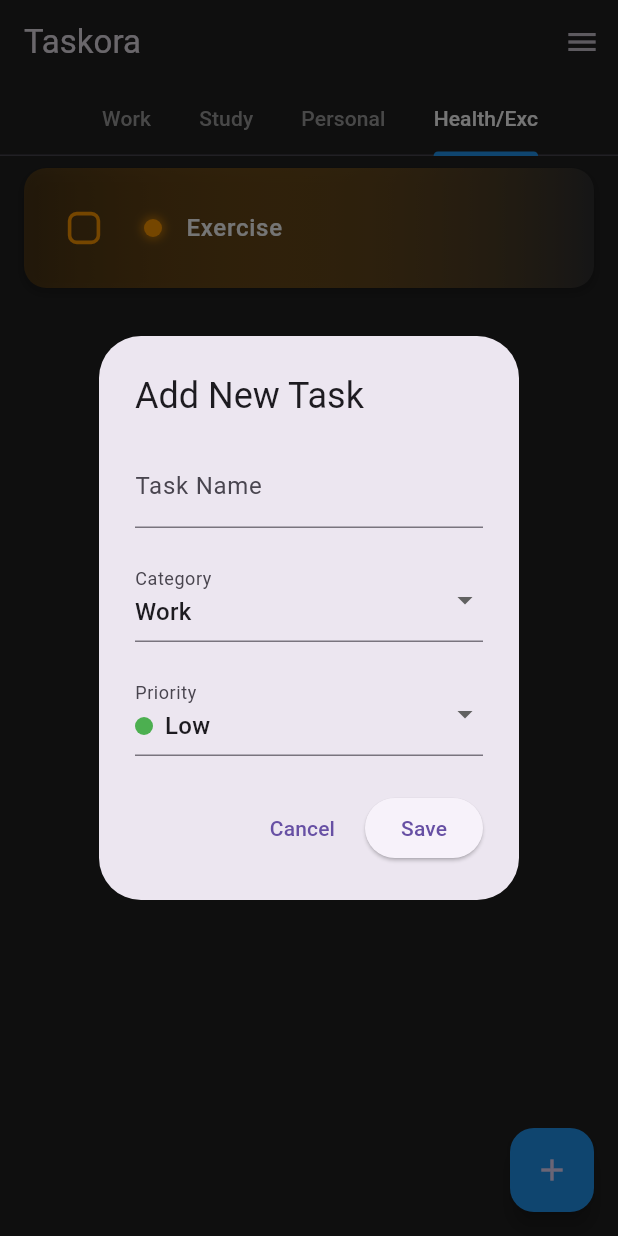
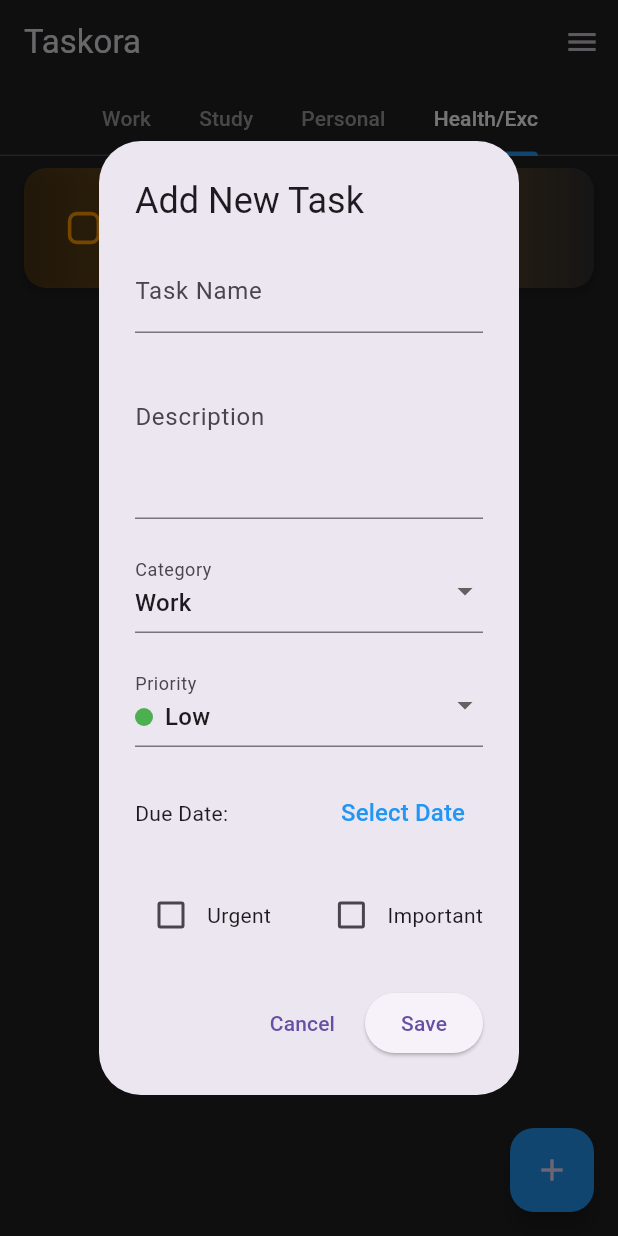
Before and after one commit to shresthasameerman/to_do_app, a Flutter app: the screen it shows after launch, tab 4 chosen, after a tap on the "add" icon, on a phone screen of 412 x 824 dp. Run offline on Flutter 3.47's test engine with Material 3 defaults, Android fonts, the phone set to English and light mode, and no system bars; drawn by our look-alikes of flutter_slidable; our stand-ins replace flutter_local_notifications, hive_flutter, image_picker; accounts and stored records are empty.

Commit message:
version 6.8th for to_do_app

```diff
--- a/lib/Pages/home_page.dart
+++ b/lib/Pages/home_page.dart
@@ -1,12 +1,10 @@
 import 'package:flutter/material.dart';
-import 'package:flutter/cupertino.dart';
 import 'package:hive_flutter/hive_flutter.dart';
 import 'package:to_do_app/Utils/dialog_box.dart';
 import 'package:to_do_app/Utils/todo_tile.dart';
 import 'package:to_do_app/Pages/profile_page.dart';
 import 'dart:io';
 
-// Priority Enum
 enum Priority {
   low(color: Colors.green),
   medium(color: Colors.orange),
@@ -15,10 +13,8 @@ enum Priority {
   final Color color;
   const Priority({required this.color});
 
-  // Convert to string representation
   String get displayName => name.capitalizeFirstLetter();
 
-  // Convert to/from string for Hive storage
   static Priority fromString(String priorityString) {
     return Priority.values.firstWhere(
           (priority) => priority.name == priorityString,
@@ -27,7 +23,6 @@ enum Priority {
   }
 }
 
-// Extension to capitalize first letter
 extension StringExtension on String {
   String capitalizeFirstLetter() {
     return "${this[0].toUpperCase()}${substring(1)}";
@@ -43,6 +38,7 @@ class HomePage extends StatefulWidget {
 
 class _HomePageState extends State<HomePage> {
   final _controller = TextEditingController();
+  final _descriptionController = TextEditingController();
   String _selectedCategory = 'Work';
   Priority _selectedPriority = Priority.low;
   bool _isDarkMode = true;
@@ -51,7 +47,6 @@ class _HomePageState extends State<HomePage> {
   final List<String> categories = ['Work', 'Study', 'Personal', 'Health/Exc'];
   final List<Priority> priorities = Priority.values;
 
-  // User data
   String userName = "User Name";
   String? profileImagePath;
 
@@ -73,14 +68,23 @@ class _HomePageState extends State<HomePage> {
 
   void _createInitialData() {
     toDoList = [
-      ["Watch tutorial", false, "Study", "low"],
-      ["Exercise", false, "Health/Exc", "medium"],
+      ["Watch tutorial", false, "Study", "low", "Learn about Flutter basics."],
+      ["Exercise", false, "Health/Exc", "medium", "Morning workout routine."],
     ];
     _myBox.put("TODOLIST", toDoList);
   }
 
   void _loadData() {
     toDoList = _myBox.get("TODOLIST");
+    _sortTasksByPriority();
+  }
+
+  void _sortTasksByPriority() {
+    toDoList.sort((a, b) {
+      Priority priorityA = Priority.fromString(a[3]);
+      Priority priorityB = Priority.fromString(b[3]);
+      return priorityB.index.compareTo(priorityA.index); // High to Low
+    });
   }
 
   void _loadThemePreference() {
@@ -126,12 +130,12 @@ class _HomePageState extends State<HomePage> {
       context,
       MaterialPageRoute(builder: (context) => const ProfilePage()),
     ).then((_) {
-      // Refresh user data when returning from profile page
       _loadUserData();
     });
   }
 
   void _updateDatabase() {
+    _sortTasksByPriority();
     _myBox.put("TODOLIST", toDoList);
   }
 
@@ -149,8 +153,10 @@ class _HomePageState extends State<HomePage> {
         false,
         _selectedCategory,
         _selectedPriority.name,
+        _descriptionController.text,
       ]);
       _controller.clear();
+      _descriptionController.clear();
       _updateDatabase();
     });
     Navigator.of(context).pop();
@@ -164,6 +170,7 @@ class _HomePageState extends State<HomePage> {
       builder: (context) {
         return DialogBox(
           controller: _controller,
+          descriptionController: _descriptionController,
           onSave: saveNewTask,
           onCancel: () => Navigator.of(context).pop(),
           categories: categories,
@@ -195,16 +202,15 @@ class _HomePageState extends State<HomePage> {
     });
   }
 
-  // Updated to match expected function signature
-  void editTask(int index, String newText, Color newColor) {
+  void editTask(int index, String newText, String newDescription, Color newColor) {
     setState(() {
       Priority newPriority = Priority.values.firstWhere(
             (p) => p.color == newColor,
         orElse: () => Priority.low,
       );
-
       toDoList[index][0] = newText;
       toDoList[index][3] = newPriority.name;
+      toDoList[index][4] = newDescription;
       _updateDatabase();
     });
   }
@@ -212,7 +218,77 @@ class _HomePageState extends State<HomePage> {
   @override
   void dispose() {
     _controller.dispose();
+    _descriptionController.dispose();
     super.dispose();
+  }
+
+  Widget _buildTaskView(Map<String, List> categorizedTasks) {
+    return DefaultTabController(
+      length: categories.length,
+      child: Column(
+        children: [
+          Material(
+            color: _isDarkMode ? Colors.grey[900] : Colors.white,
+            child: TabBar(
+              isScrollable: true,
+              indicatorColor: Colors.blue,
+              labelColor: _isDarkMode ? Colors.white : Colors.blue,
+              unselectedLabelColor: _isDarkMode ? Colors.grey : Colors.grey[700],
+              tabs: categories.map((category) => Tab(text: category)).toList(),
+            ),
+          ),
+          Expanded(
+            child: TabBarView(
+              children: categories.map((category) {
+                final categoryTasks = (categorizedTasks[category] ?? [])
+                  ..sort((a, b) {
+                    Priority priorityA = Priority.fromString(a[3]);
+                    Priority priorityB = Priority.fromString(b[3]);
+                    return priorityB.index.compareTo(priorityA.index); // High to Low
+                  });
+
+                return categoryTasks.isEmpty
+                    ? Center(
+                  child: Text(
+                    'No tasks in this category',
+                    style: TextStyle(
+                      color: _isDarkMode ? Colors.white54 : Colors.black54,
+                    ),
+                  ),
+                )
+                    : ListView.builder(
+                  itemCount: categoryTasks.length,
+                  itemBuilder: (context, index) {
+                    return ToDoTile(
+                      taskName: categoryTasks[index][0],
+                      taskDescription: categoryTasks[index][4],
+                      taskCompleted: categoryTasks[index][1],
+                      priorityColor: Priority.values.firstWhere(
+                            (p) => p.name == categoryTasks[index][3],
+                        orElse: () => Priority.low,
+                      ).color,
+                      onChanged: (value) {
+                        int originalIndex = toDoList.indexOf(categoryTasks[index]);
+                        checkBoxChanged(value ?? false, originalIndex);
+                      },
+                      deleteFunction: (context) {
+                        int originalIndex = toDoList.indexOf(categoryTasks[index]);
+                        deleteTask(originalIndex);
+                      },
+                      isDarkMode: _isDarkMode,
+                      onEdit: (newText, newDescription, newColor) {
+                        int originalIndex = toDoList.indexOf(categoryTasks[index]);
+                        editTask(originalIndex, newText, newDescription, newColor);
+                      },
+                    );
+                  },
+                );
+              }).toList(),
+            ),
+          ),
+        ],
+      ),
+    );
   }
 
   @override
@@ -234,7 +310,6 @@ class _HomePageState extends State<HomePage> {
       ),
     );
 
-    // Organize tasks by category
     Map<String, List> categorizedTasks = {};
     for (var category in categories) {
       categorizedTasks[category] = toDoList.where((task) => task[2] == category).toList();
@@ -359,67 +434,4 @@ class _HomePageState extends State<HomePage> {
       ),
     );
   }
-
-  Widget _buildTaskView(Map<String, List> categorizedTasks) {
-    return DefaultTabController(
-      length: categories.length,
-      child: Column(
-        children: [
-          Material(
-            color: _isDarkMode ? Colors.grey[900] : Colors.white,
-            child: TabBar(
-              isScrollable: true,
-              indicatorColor: Colors.blue,
-              labelColor: _isDarkMode ? Colors.white : Colors.blue,
-              unselectedLabelColor: _isDarkMode ? Colors.grey : Colors.grey[700],
-              tabs: categories.map((category) => Tab(text: category)).toList(),
-            ),
-          ),
-          Expanded(
-            child: TabBarView(
-              children: categories.map((category) {
-                final categoryTasks = categorizedTasks[category] ?? [];
-                return categoryTasks.isEmpty
-                    ? Center(
-                  child: Text(
-                    'No tasks in this category',
-                    style: TextStyle(
-                      color: _isDarkMode ? Colors.white54 : Colors.black54,
-                    ),
-                  ),
-                )
-                    : ListView.builder(
-                  itemCount: categoryTasks.length,
-                  itemBuilder: (context, index) {
-                    return ToDoTile(
-                      taskName: categoryTasks[index][0],
-                      taskCompleted: categoryTasks[index][1],
-                      priorityColor: Priority.values.firstWhere(
-                            (p) => p.name == categoryTasks[index][3],
-                        orElse: () => Priority.low,
-                      ).color,
-                      onChanged: (value) {
-                        int originalIndex = toDoList.indexOf(categoryTasks[index]);
-                        checkBoxChanged(value ?? false, originalIndex);
-                      },
-                      deleteFunction: (context) {
-                        int originalIndex = toDoList.indexOf(categoryTasks[index]);
-                        deleteTask(originalIndex);
-                      },
-                      isDarkMode: _isDarkMode,
-                      onEdit: (newText, newColor) {  // Updated to match expected function signature
-                        int originalIndex = toDoList.indexOf(categoryTasks[index]);
-                        editTask(originalIndex, newText, newColor);
-                      },
-                      // No reminder time parameter
-                    );
-                  },
-                );
-              }).toList(),
-            ),
-          ),
-        ],
-      ),
-    );
-  }
 }
--- a/lib/Utils/dialog_box.dart
+++ b/lib/Utils/dialog_box.dart
@@ -1,7 +1,9 @@
 import 'package:flutter/material.dart';
+import 'package:intl/intl.dart'; // For date formatting
 
-class DialogBox extends StatelessWidget {
+class DialogBox extends StatefulWidget {
   final TextEditingController controller;
+  final TextEditingController descriptionController; // Added for description
   final VoidCallback onSave;
   final VoidCallback onCancel;
   final List<String> categories;
@@ -14,6 +16,7 @@ class DialogBox extends StatelessWidget {
   const DialogBox({
     Key? key,
     required this.controller,
+    required this.descriptionController,
     required this.onSave,
     required this.onCancel,
     required this.categories,
@@ -25,33 +28,59 @@ class DialogBox extends StatelessWidget {
   }) : super(key: key);
 
   @override
+  State<DialogBox> createState() => _DialogBoxState();
+}
+
+class _DialogBoxState extends State<DialogBox> {
+  DateTime? _selectedDueDate; // Added for task due date
+  bool _isUrgent = false; // Added for urgency
+  bool _isImportant = false; // Added for importance
+
+  @override
   Widget build(BuildContext context) {
     return AlertDialog(
       title: const Text('Add New Task'),
-      content: Column(
+      content: SingleChildScrollView(
+        child: Column(
           mainAxisSize: MainAxisSize.min,
           children: [
+            // Task Name
             TextField(
-            controller: controller,
+              controller: widget.controller,
               decoration: const InputDecoration(labelText: 'Task Name'),
             ),
             const SizedBox(height: 20),
+
+            // Task Description
+            TextField(
+              controller: widget.descriptionController,
+              maxLines: 3,
+              decoration: const InputDecoration(
+                labelText: 'Description',
+                alignLabelWithHint: true,
+              ),
+            ),
+            const SizedBox(height: 20),
+
+            // Category Dropdown
             DropdownButtonFormField<String>(
               decoration: const InputDecoration(labelText: 'Category'),
-            value: selectedCategory,
-            items: categories.map((String category) {
+              value: widget.selectedCategory,
+              items: widget.categories.map((String category) {
                 return DropdownMenuItem<String>(
                   value: category,
                   child: Text(category),
                 );
               }).toList(),
-            onChanged: onCategoryChanged,
+              onChanged: widget.onCategoryChanged,
             ),
             const SizedBox(height: 20),
+
+            // Priority Dropdown
             DropdownButtonFormField<String>(
               decoration: const InputDecoration(labelText: 'Priority'),
-            value: selectedPriority,
-            items: priorities.map((String priority) {
+              value: widget.selectedPriority,
+              items: widget.priorities.map((String priority) {
                 Color priorityColor;
                 switch (priority) {
                   case 'high':
@@ -61,8 +90,6 @@ class DialogBox extends StatelessWidget {
                     priorityColor = Colors.orange;
                     break;
                   case 'low':
-                  priorityColor = Colors.green;
-                  break;
                   default:
                     priorityColor = Colors.green;
                 }
@@ -84,18 +111,96 @@ class DialogBox extends StatelessWidget {
                   ),
                 );
               }).toList(),
-            onChanged: onPriorityChanged,
+              onChanged: widget.onPriorityChanged,
+            ),
+            const SizedBox(height: 20),
+
+            // Due Date Picker
+            Row(
+              mainAxisAlignment: MainAxisAlignment.spaceBetween,
+              children: [
+                const Text("Due Date:"),
+                TextButton(
+                  onPressed: () async {
+                    final pickedDate = await showDatePicker(
+                      context: context,
+                      initialDate: DateTime.now(),
+                      firstDate: DateTime.now(),
+                      lastDate: DateTime(2100),
+                    );
+                    setState(() {
+                      _selectedDueDate = pickedDate;
+                    });
+                  },
+                  child: Text(
+                    _selectedDueDate == null
+                        ? "Select Date"
+                        : DateFormat('yyyy-MM-dd').format(_selectedDueDate!),
+                    style: TextStyle(
+                      fontSize: 16,
+                      color: _selectedDueDate == null
+                          ? Colors.blue
+                          : Colors.black,
+                    ),
+                  ),
                 ),
               ],
             ),
+            const SizedBox(height: 20),
+
+            // Urgency and Importance Toggles
+            Row(
+              mainAxisAlignment: MainAxisAlignment.spaceBetween,
+              children: [
+                Row(
+                  children: [
+                    Checkbox(
+                      value: _isUrgent,
+                      onChanged: (value) {
+                        setState(() {
+                          _isUrgent = value!;
+                        });
+                      },
+                    ),
+                    const Text("Urgent"),
+                  ],
+                ),
+                Row(
+                  children: [
+                    Checkbox(
+                      value: _isImportant,
+                      onChanged: (value) {
+                        setState(() {
+                          _isImportant = value!;
+                        });
+                      },
+                    ),
+                    const Text("Important"),
+                  ],
+                ),
+              ],
+            ),
+          ],
+        ),
+      ),
       actions: [
-        TextButton(onPressed: onCancel, child: const Text('Cancel')),
-        ElevatedButton(onPressed: onSave, child: const Text('Save')),
+        TextButton(
+          onPressed: widget.onCancel,
+          child: const Text('Cancel'),
+        ),
+        ElevatedButton(
+          onPressed: () {
+            Navigator.of(context).pop();
+            widget.onSave();
+          },
+          child: const Text('Save'),
+        ),
       ],
     );
   }
 }
 
+// Extension to capitalize the first letter of a string
 extension StringExtension on String {
   String capitalize() {
     return "${this[0].toUpperCase()}${substring(1)}";
--- a/lib/Utils/todo_tile.dart
+++ b/lib/Utils/todo_tile.dart
@@ -3,22 +3,24 @@ import 'package:flutter_slidable/flutter_slidable.dart';
 
 class ToDoTile extends StatefulWidget {
   final String taskName;
+  final String taskDescription; // New field for description
   final bool taskCompleted;
   final Color priorityColor;
   final Function(bool?)? onChanged;
   final Function(BuildContext)? deleteFunction;
   final bool isDarkMode;
-  final Function(String, Color) onEdit;
+  final Function(String, String, Color) onEdit; // Updated for description
 
   const ToDoTile({
     super.key,
     required this.taskName,
+    required this.taskDescription, // New required field
     required this.taskCompleted,
     required this.priorityColor,
     required this.onChanged,
     required this.deleteFunction,
     required this.isDarkMode,
-    required this.onEdit,
+    required this.onEdit, // Updated for description
   });
 
   @override
@@ -26,19 +28,23 @@ class ToDoTile extends StatefulWidget {
 }
 
 class _ToDoTileState extends State<ToDoTile> {
+  bool _isExpanded = false; // State to manage expansion
   late TextEditingController _editController;
+  late TextEditingController _descriptionEditController; // Controller for editing description
   late Color _currentPriorityColor;
 
   @override
   void initState() {
     super.initState();
     _editController = TextEditingController(text: widget.taskName);
+    _descriptionEditController = TextEditingController(text: widget.taskDescription);
     _currentPriorityColor = widget.priorityColor;
   }
 
   @override
   void dispose() {
     _editController.dispose();
+    _descriptionEditController.dispose();
     super.dispose();
   }
 
@@ -61,6 +67,26 @@ class _ToDoTileState extends State<ToDoTile> {
                 controller: _editController,
                 autofocus: true,
                 decoration: InputDecoration(
+                  labelText: 'Task Name',
+                  border: OutlineInputBorder(
+                    borderRadius: BorderRadius.circular(10),
+                  ),
+                  focusedBorder: OutlineInputBorder(
+                    borderSide: BorderSide(color: _currentPriorityColor),
+                    borderRadius: BorderRadius.circular(10),
+                  ),
+                ),
+                style: TextStyle(
+                  color: widget.isDarkMode ? Colors.white : Colors.black,
+                ),
+              ),
+              const SizedBox(height: 10),
+              TextField(
+                controller: _descriptionEditController, // For editing description
+                maxLines: 3,
+                decoration: InputDecoration(
+                  labelText: 'Description',
+                  alignLabelWithHint: true,
                   border: OutlineInputBorder(
                     borderRadius: BorderRadius.circular(10),
                   ),
@@ -103,7 +129,11 @@ class _ToDoTileState extends State<ToDoTile> {
             ),
             TextButton(
               onPressed: () {
-                widget.onEdit(_editController.text, _currentPriorityColor);
+                widget.onEdit(
+                  _editController.text,
+                  _descriptionEditController.text, // Pass updated description
+                  _currentPriorityColor,
+                );
                 Navigator.pop(context);
               },
               child: Text(
@@ -158,7 +188,12 @@ class _ToDoTileState extends State<ToDoTile> {
     return Padding(
       padding: const EdgeInsets.symmetric(horizontal: 16, vertical: 8),
       child: GestureDetector(
-        onLongPress: _showEditDialog,
+        onTap: () {
+          setState(() {
+            _isExpanded = !_isExpanded; // Toggle expansion
+          });
+        },
+        onLongPress: _showEditDialog, // Show edit dialog on long press
         child: Slidable(
           endActionPane: ActionPane(
             motion: const StretchMotion(),
@@ -193,7 +228,10 @@ class _ToDoTileState extends State<ToDoTile> {
             ),
             child: Padding(
               padding: const EdgeInsets.all(16),
-              child: Row(
+              child: Column(
+                crossAxisAlignment: CrossAxisAlignment.start,
+                children: [
+                  Row(
                     children: [
                       Transform.scale(
                         scale: 1.2,
@@ -209,22 +247,6 @@ class _ToDoTileState extends State<ToDoTile> {
                             color: widget.priorityColor,
                             width: 2,
                           ),
-                    ),
-                  ),
-                  const SizedBox(width: 16),
-                  Container(
-                    width: 12,
-                    height: 12,
-                    decoration: BoxDecoration(
-                      color: widget.priorityColor,
-                      shape: BoxShape.circle,
-                      boxShadow: [
-                        BoxShadow(
-                          color: widget.priorityColor.withOpacity(0.5),
-                          spreadRadius: 2,
-                          blurRadius: 4,
-                        ),
-                      ],
                         ),
                       ),
                       const SizedBox(width: 16),
@@ -247,6 +269,18 @@ class _ToDoTileState extends State<ToDoTile> {
                       ),
                     ],
                   ),
+                  if (_isExpanded) ...[
+                    const SizedBox(height: 10),
+                    Text(
+                      widget.taskDescription,
+                      style: TextStyle(
+                        color: widget.isDarkMode ? Colors.white70 : Colors.black87,
+                        fontSize: 14,
+                      ),
+                    ),
+                  ],
+                ],
+              ),
             ),
           ),
         ),
--- a/lib/main.dart
+++ b/lib/main.dart
@@ -1,7 +1,7 @@
 import 'package:flutter/material.dart';
-import 'package:to_do_app/Pages/home_page.dart';
 import 'package:flutter_local_notifications/flutter_local_notifications.dart';
 import 'package:hive_flutter/hive_flutter.dart';
+import 'package:to_do_app/Pages/home_page.dart';
 
 void main() async {
   WidgetsFlutterBinding.ensureInitialized();
@@ -10,7 +10,7 @@ void main() async {
   await Hive.initFlutter();
   await Hive.openBox('mybox');
 
-  // Set up background notification handler
+  // Initialize notifications
   const AndroidInitializationSettings initializationSettingsAndroid =
   AndroidInitializationSettings('@mipmap/ic_launcher');
   final InitializationSettings initializationSettings =
@@ -18,7 +18,7 @@ void main() async {
   await FlutterLocalNotificationsPlugin().initialize(
     initializationSettings,
     onDidReceiveNotificationResponse: (NotificationResponse response) {
-      // Handle when app is in foreground
+      // Handle notification responses
     },
   );
 
```
Lines whose indentation alone changed are shown as unchanged.
